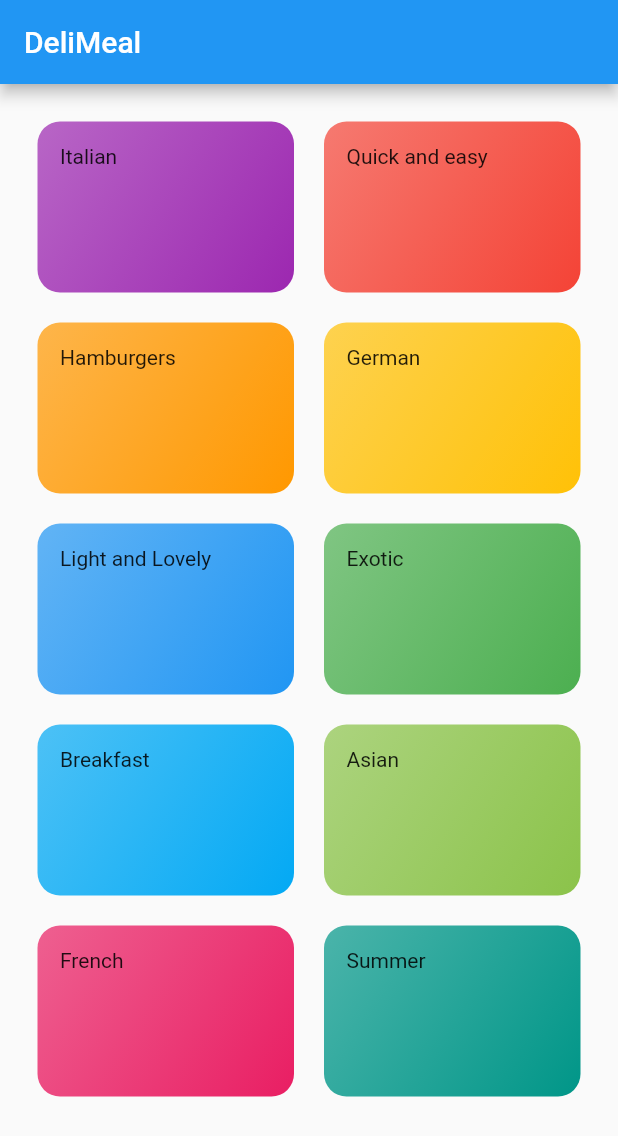
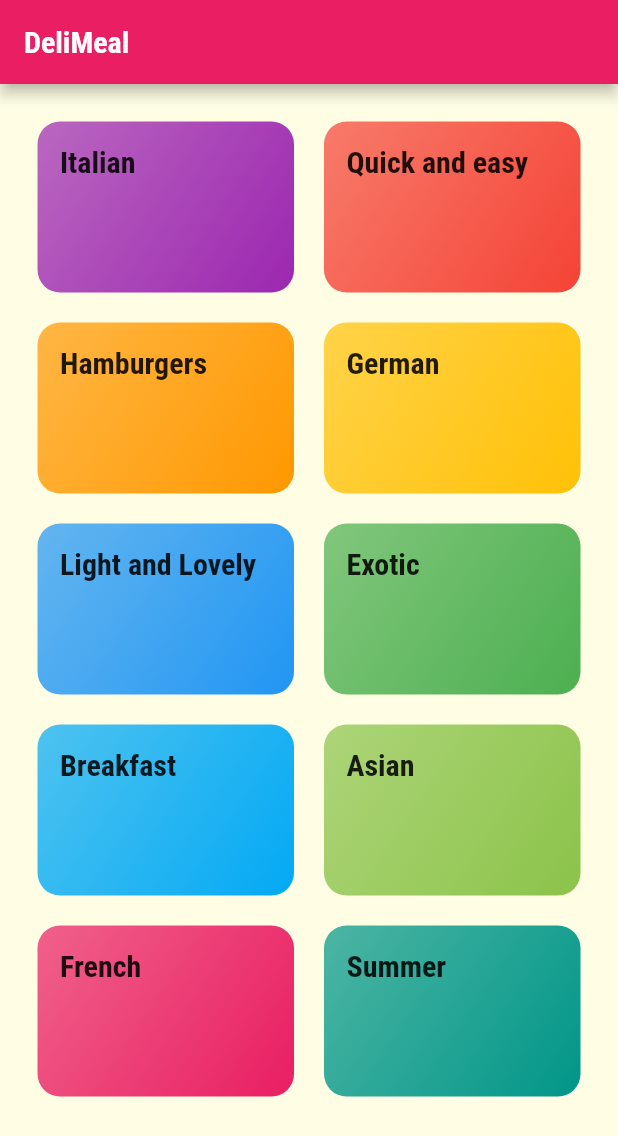
Before and after one commit to kartikpachori/DeliMealAPP, a Flutter app: the screen it shows after launch, on a phone screen of 412 x 824 dp. Shown: the top 1136 px of the screen. Run offline on Flutter 3.47's test engine with Material 2 defaults, Android fonts, the light colour scheme and no system bars.

Commit message:
styling_theaming

```diff
--- a/lib/categories_item.dart
+++ b/lib/categories_item.dart
@@ -12,7 +12,10 @@ class CategoryItem extends StatelessWidget {
   Widget build(BuildContext context) {
     return Container(
       padding: const EdgeInsets.all(15),
-      child: Text(title),
+      child: Text(
+        title,
+        style: Theme.of(context).textTheme.headline6,
+      ),
       decoration: BoxDecoration(
         gradient: LinearGradient(
           colors: [
--- a/lib/categories_screen.dart
+++ b/lib/categories_screen.dart
@@ -1,6 +1,6 @@
-import 'package:deli_meals/dummy_data.dart';
 import 'package:flutter/material.dart';
 import 'categories_item.dart';
+import 'dummy_data.dart';
 
 class CategoriesScreen extends StatelessWidget {
   @override
--- a/lib/main.dart
+++ b/lib/main.dart
@@ -1,4 +1,4 @@
-import 'package:deli_meals/categories_screen.dart';
+import 'categories_screen.dart';
 import 'package:flutter/material.dart';
 
 void main() => runApp(MyApp());
@@ -9,8 +9,21 @@ class MyApp extends StatelessWidget {
     return MaterialApp(
       title: 'DeliMeals',
       theme: ThemeData(
-        primarySwatch: Colors.blue,
-      ),
+          primarySwatch: Colors.pink,
+          accentColor: Colors.amber,
+          canvasColor: Color.fromRGBO(255, 254, 229, 1),
+          textTheme: ThemeData.light().textTheme.copyWith(
+              bodyText1: TextStyle(
+                color: Color.fromRGBO(20, 51, 51, 1),
+              ),
+              bodyText2: TextStyle(
+                color: Color.fromRGBO(20, 51, 51, 1),
+              ),
+              headline6: TextStyle(
+                fontSize: 20,
+                fontFamily: 'RobotoCondensed',
+                fontWeight: FontWeight.bold,
+              ))),
       home: CategoriesScreen(),
     );
   }
--- a/lib/models/category.dart
+++ b/lib/models/category.dart
@@ -6,8 +6,8 @@ class Category {
   final Color color;
 
   const Category({
-    required this.id,
-    required this.title,
+    @required this.id,
+    @required this.title,
     this.color = Colors.orange,
   });
 }
```
Also changed, not shown: pubspec.yaml (+27 -33 lines), assests/fonts/Raleway-Black.ttf (added), assests/fonts/Raleway-Bold.ttf (added), assests/fonts/Raleway-Regular.ttf (added), assests/fonts/RobotoCondensed-Bold.ttf (added), assests/fonts/RobotoCondensed-Italic.ttf (added), assests/fonts/RobotoCondensed-Light.ttf (added), assests/fonts/RobotoCondensed-Regular.ttf (added), pubspec.lock.
